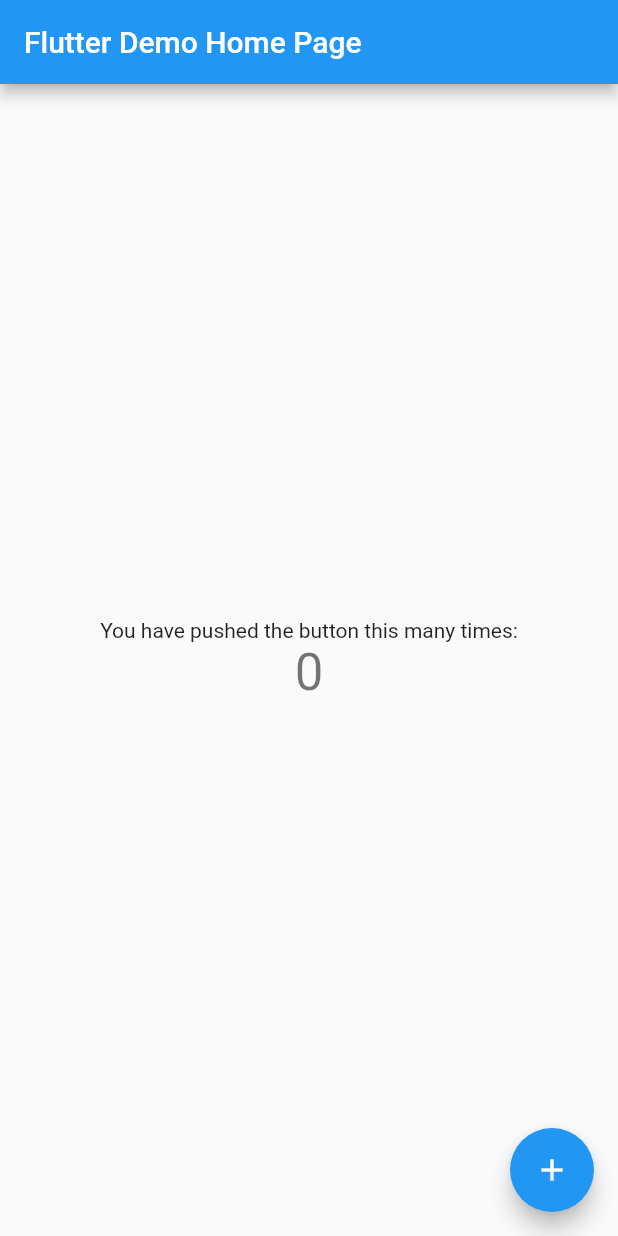
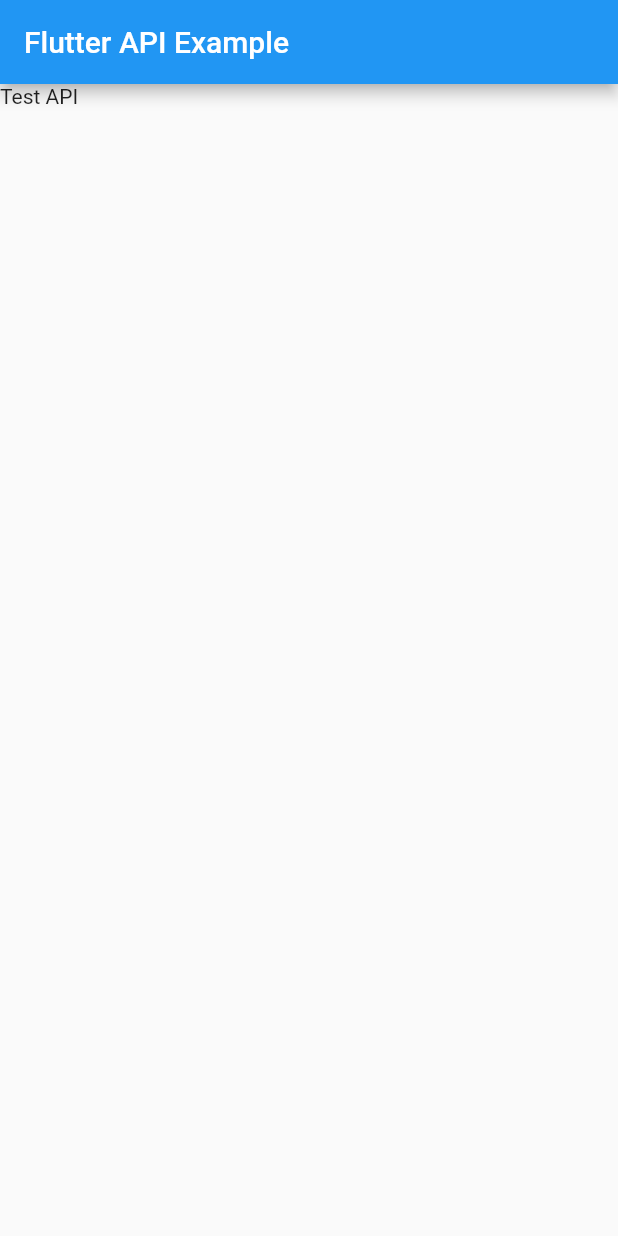
Before and after one commit to RazanHammad97/API_Example, a Flutter app: the screen it shows after launch, on a phone screen of 412 x 824 dp. Run offline on Flutter 3.47's test engine with Material 2 defaults, Android fonts, the phone set to English and light mode, and no system bars.

Commit message:
Clean default app

```diff
--- a/lib/main.dart
+++ b/lib/main.dart
@@ -11,35 +11,18 @@ class MyApp extends StatelessWidget {
   @override
   Widget build(BuildContext context) {
     return MaterialApp(
-      title: 'Flutter Demo',
+      title: 'Flutter API Example',
       theme: ThemeData(
-        // This is the theme of your application.
-        //
-        // Try running your application with "flutter run". You'll see the
-        // application has a blue toolbar. Then, without quitting the app, try
-        // changing the primarySwatch below to Colors.green and then invoke
-        // "hot reload" (press "r" in the console where you ran "flutter run",
-        // or simply save your changes to "hot reload" in a Flutter IDE).
-        // Notice that the counter didn't reset back to zero; the application
-        // is not restarted.
+
         primarySwatch: Colors.blue,
       ),
-      home: const MyHomePage(title: 'Flutter Demo Home Page'),
+      home: const MyHomePage(title: 'Flutter API Example'),
     );
   }
 }
 
 class MyHomePage extends StatefulWidget {
   const MyHomePage({super.key, required this.title});
-
-  // This widget is the home page of your application. It is stateful, meaning
-  // that it has a State object (defined below) that contains fields that affect
-  // how it looks.
-
-  // This class is the configuration for the state. It holds the values (in this
-  // case the title) provided by the parent (in this case the App widget) and
-  // used by the build method of the State. Fields in a Widget subclass are
-  // always marked "final".
 
   final String title;
 
@@ -48,68 +31,16 @@ class MyHomePage extends StatefulWidget {
 }
 
 class _MyHomePageState extends State<MyHomePage> {
-  int _counter = 0;
-
-  void _incrementCounter() {
-    setState(() {
-      // This call to setState tells the Flutter framework that something has
-      // changed in this State, which causes it to rerun the build method below
-      // so that the display can reflect the updated values. If we changed
-      // _counter without calling setState(), then the build method would not be
-      // called again, and so nothing would appear to happen.
-      _counter++;
-    });
-  }
 
   @override
   Widget build(BuildContext context) {
-    // This method is rerun every time setState is called, for instance as done
-    // by the _incrementCounter method above.
-    //
-    // The Flutter framework has been optimized to make rerunning build methods
-    // fast, so that you can just rebuild anything that needs updating rather
-    // than having to individually change instances of widgets.
     return Scaffold(
-      appBar: AppBar(
-        // Here we take the value from the MyHomePage object that was created by
-        // the App.build method, and use it to set our appbar title.
-        title: Text(widget.title),
-      ),
-      body: Center(
-        // Center is a layout widget. It takes a single child and positions it
-        // in the middle of the parent.
-        child: Column(
-          // Column is also a layout widget. It takes a list of children and
-          // arranges them vertically. By default, it sizes itself to fit its
-          // children horizontally, and tries to be as tall as its parent.
-          //
-          // Invoke "debug painting" (press "p" in the console, choose the
-          // "Toggle Debug Paint" action from the Flutter Inspector in Android
-          // Studio, or the "Toggle Debug Paint" command in Visual Studio Code)
-          // to see the wireframe for each widget.
-          //
-          // Column has various properties to control how it sizes itself and
-          // how it positions its children. Here we use mainAxisAlignment to
-          // center the children vertically; the main axis here is the vertical
-          // axis because Columns are vertical (the cross axis would be
-          // horizontal).
-          mainAxisAlignment: MainAxisAlignment.center,
-          children: <Widget>[
-            const Text(
-              'You have pushed the button this many times:',
-            ),
-            Text(
-              '$_counter',
-              style: Theme.of(context).textTheme.headline4,
-            ),
-          ],
+        appBar: AppBar(
+
+          title: Text(widget.title),
         ),
-      ),
-      floatingActionButton: FloatingActionButton(
-        onPressed: _incrementCounter,
-        tooltip: 'Increment',
-        child: const Icon(Icons.add),
-      ), // This trailing comma makes auto-formatting nicer for build methods.
+        body:Text('Test API')
+
     );
   }
 }
```
